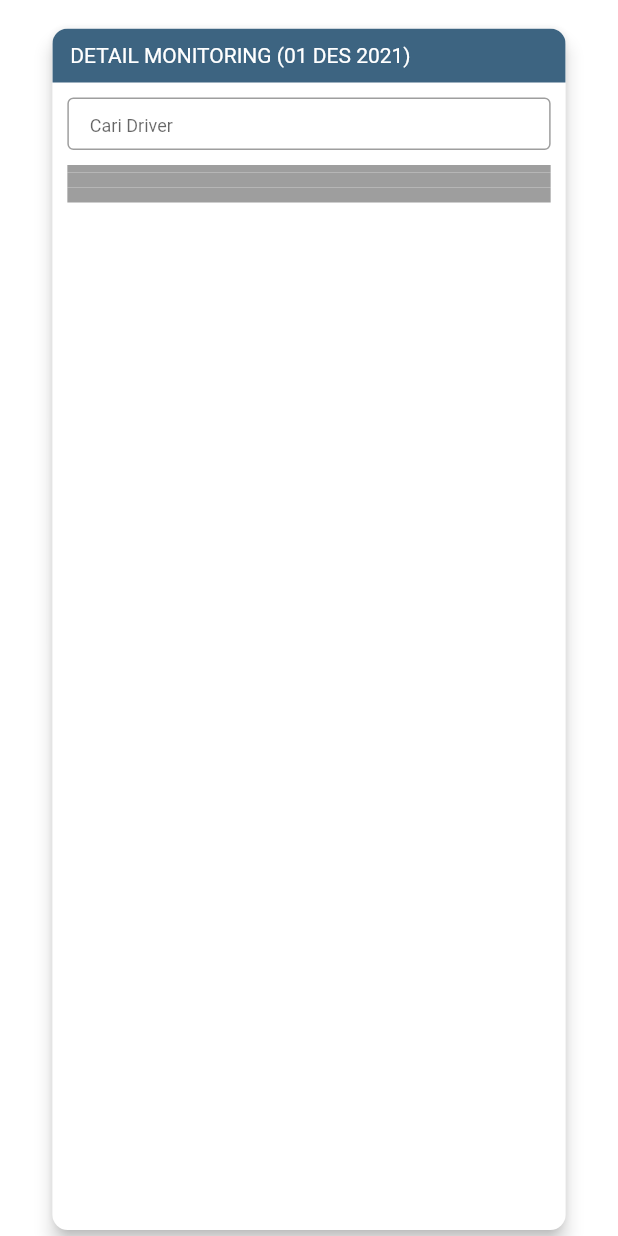
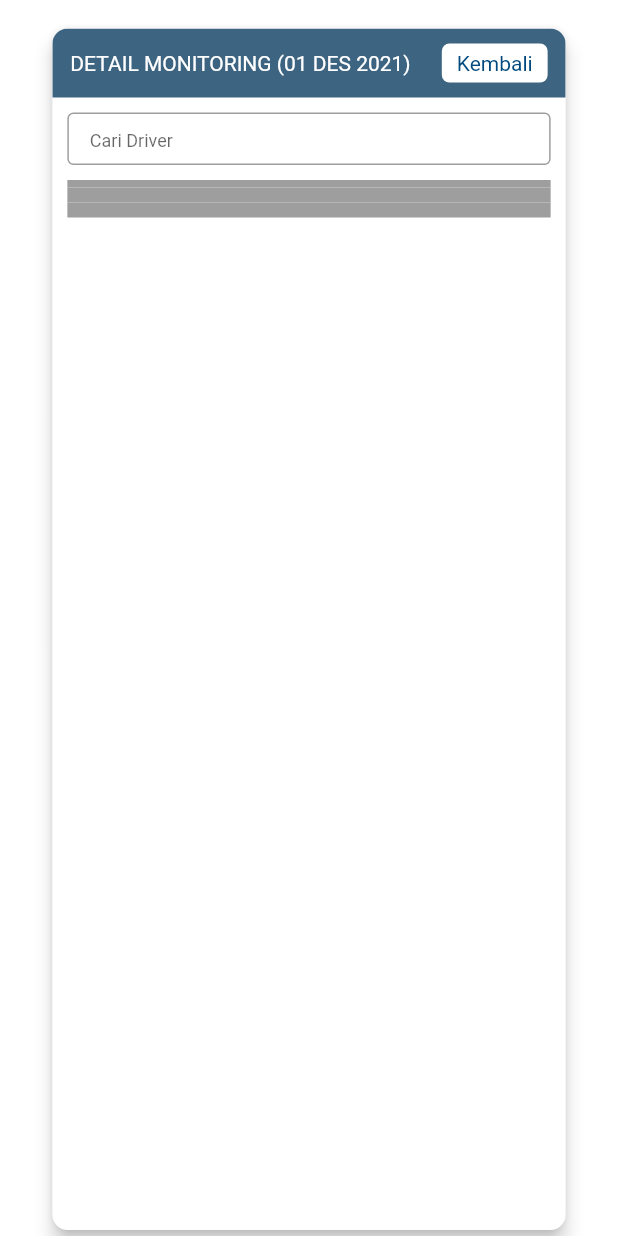
Before and after one commit to uzixCode/par-mobile, a Flutter app: the MonitoringDCUDetailSection widget shown alone on an empty page, opened directly, on a phone screen of 412 x 824 dp. Run offline on Flutter 3.47's test engine with Material 2 defaults, Android fonts, the phone set to English and light mode, and no system bars; our stand-ins replace dio, flutter_rating_bar, fluttertoast, get, percent_indicator.

Commit message:
added button back in detail monitoring dcu

```diff
--- a/lib/views/suo/monitoring_dcu_detail/monitoring_dcu_detail_page.dart
+++ b/lib/views/suo/monitoring_dcu_detail/monitoring_dcu_detail_page.dart
@@ -1,13 +1,28 @@
 import 'package:flutter/material.dart';
+import 'package:get/get.dart';
+import 'package:par_mobile/constants/all_color.dart';
+import 'package:par_mobile/controllers/suo/monitoring/monitoring_suo_page_controller.dart';
 import 'package:par_mobile/widgets/basecard.dart';
+import 'package:par_mobile/widgets/rectangle_button.dart';
 
 class MonitoringDCUDetailSection extends StatelessWidget {
   const MonitoringDCUDetailSection({Key? key}) : super(key: key);
 
   @override
   Widget build(BuildContext context) {
+    MonitoringSUOPageController controller =
+        Get.put(MonitoringSUOPageController());
     return BaseCard(
       label: "DETAIL MONITORING (01 DES 2021)",
+      trailing: RectangleButton(
+          color: Colors.white,
+          onTap: () {
+            controller.isDetailMenuDCU.value = false;
+          },
+          child: Text(
+            "Kembali",
+            style: TextStyle(color: allColor.primary),
+          )),
       child: Expanded(
         child: Padding(
           padding: const EdgeInsets.fromLTRB(10, 10, 10, 10),
@@ -25,7 +40,6 @@ class MonitoringDCUDetailSection extends StatelessWidget {
                   isDense: true,
                   hintText: "Cari Driver",
                   hintStyle: TextStyle(fontSize: 12),
-
                 ),
               ),
               SizedBox(
@@ -39,7 +53,6 @@ class MonitoringDCUDetailSection extends StatelessWidget {
                         onTap: () {},
                         child: Column(
                           children: [
-
                             Container(
                               width: double.infinity,
                               height: 5,
```
